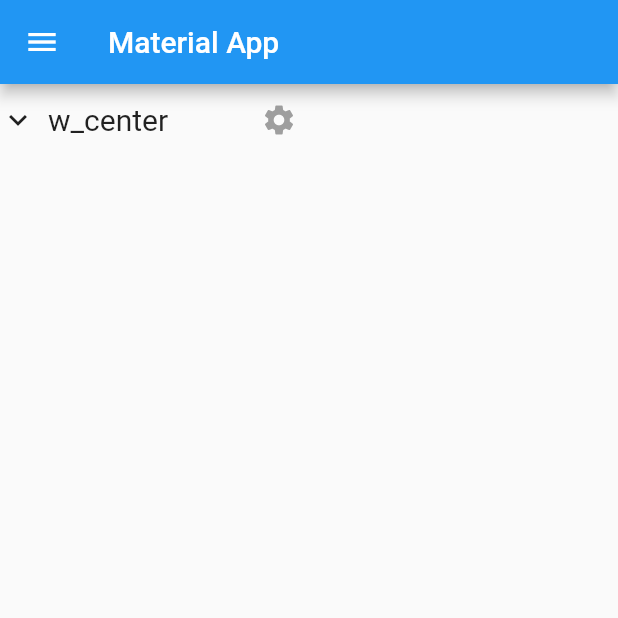
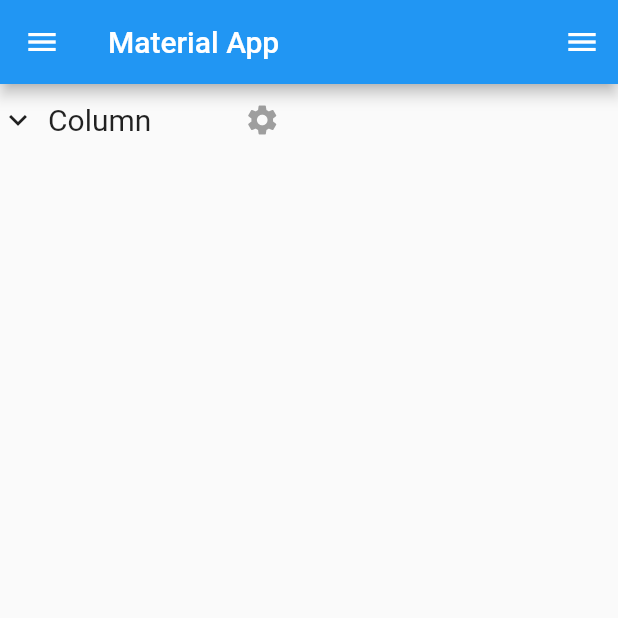
Before and after one commit to vel-jack/material_app, a Flutter app: the screen it shows after launch, on a phone screen of 412 x 824 dp, the top half of it. Run offline on Flutter 3.47's test engine with Material 2 defaults, Android fonts, the phone set to English and light mode, and no system bars; our stand-ins replace get.

Commit message:
dynamic tiles

```diff
--- a/lib/main.dart
+++ b/lib/main.dart
@@ -1,7 +1,10 @@
 import 'package:flutter/material.dart';
+import 'package:get/get.dart';
+import 'package:material_app/props_controller.dart';
 import 'package:material_app/views/home.dart';
 
 void main() {
+  Get.put(PropsController());
   runApp(const MyApp());
 }
 
--- a/lib/utils/constants.dart
+++ b/lib/utils/constants.dart
@@ -1,5 +1,8 @@
 import 'package:flutter/material.dart';
+import 'package:material_app/props_controller.dart';
 
 const textGrey = TextStyle(fontSize: 20, color: Colors.grey);
 const textNormal = TextStyle(fontSize: 20);
 const textGreen = TextStyle(fontSize: 20, color: Colors.green);
+
+PropsController propsController = PropsController.instance;
--- a/lib/utils/node_widgets.dart
+++ b/lib/utils/node_widgets.dart
@@ -1,6 +1,7 @@
 // ignore_for_file: sized_box_for_whitespace
 
 import 'package:flutter/material.dart';
+import 'package:material_app/utils/constants.dart';
 import 'package:material_app/widgets/node_tile.dart';
 
 Widget mapToWidget(Map<String, dynamic> data) {
@@ -72,8 +73,11 @@ List<NodeTile> getChildrenNodeTile(
   String path,
   context,
 ) {
-  return List.generate(listMap.length,
-      (index) => mapToNodeTile(listMap[index], '$path.$index.', context));
+  return List.generate(listMap.length, (index) {
+    final nodePath =
+        listMap.length > 1 ? '$path.children.$index.' : '$path.child.';
+    return mapToNodeTile(listMap[index], nodePath, context);
+  });
   // return listMap.map((e) => mapToNodeTile(e, path, context)).toList();
   // return [];
 }
@@ -81,17 +85,21 @@ List<NodeTile> getChildrenNodeTile(
 NodeTile mapToNodeTile(Map<String, dynamic> map, String parentPath, context) {
   final node = map[map.keys.first];
   final haveChild = node.containsKey('child') || node.containsKey('children');
+
   return NodeTile(
-    title: map.keys.first,
+    title: node['name'],
     path: '$parentPath${map.keys.first}',
+    icon: map.keys.first == 'w_text' ? Icons.title : null,
     onPropsClicked: (path) {
-      // debugPrint(path);
+      propsController.propPath.value = path;
       // Scaffold.of(context).openDrawer();
     },
     children: haveChild
         ? node.containsKey('child')
-            ? getChildrenNodeTile([node['child']], map.keys.first, context)
-            : getChildrenNodeTile(node['children'], map.keys.first, context)
+            ? getChildrenNodeTile(
+                [node['child']], '$parentPath${map.keys.first}', context)
+            : getChildrenNodeTile(
+                node['children'], '$parentPath${map.keys.first}', context)
         : [],
   );
 }
--- a/lib/views/home.dart
+++ b/lib/views/home.dart
@@ -1,26 +1,61 @@
 import 'dart:math';
 
 import 'package:flutter/material.dart';
+import 'package:get/state_manager.dart';
 import 'package:material_app/utils/constants.dart';
 import 'package:material_app/utils/node_widgets.dart';
 import 'package:material_app/utils/utils.dart';
 
 final data = {
-  'w_center': {
+  'l_column': {
+    'name': 'Column',
     'children': [
       {
         'w_text': {
+          'name': 'Text',
           'text': 'Helo',
         }
       },
       {
         'w_text': {
+          'name': 'Text',
           'text': 'Hola',
         }
       },
       {
         'w_text': {
+          'name': 'Text',
           'text': 'Bye',
+        }
+      },
+      {
+        'l_center': {
+          'name': 'Center',
+          'child': {
+            'w_text': {
+              'name': 'Text',
+              'text': 'Hello there!',
+            }
+          }
+        }
+      },
+      {
+        'l_row': {
+          'name': 'Row',
+          'children': [
+            {
+              'w_text': {
+                'name': 'Text',
+                'text': 'Long Nested 1',
+              },
+            },
+            {
+              'w_text': {
+                'name': 'Text',
+                'text': 'Long Nested 2',
+              },
+            }
+          ]
         }
       }
     ]
@@ -48,6 +83,23 @@ class _HomePageState extends State<HomePage> {
             : Text(pages[currentPage]),
       ),
       drawer: buildDrawer(context),
+      endDrawer: Drawer(
+        child: Obx(() {
+          return propsController.props.isNotEmpty
+              ? ListView.builder(
+                  itemCount: propsController.props.length,
+                  itemBuilder: (BuildContext context, int index) {
+                    final node = propsController.props[index];
+                    return ListTile(
+                      title: Text(node['name']),
+                    );
+                  },
+                )
+              : Container(
+                  color: Colors.red,
+                );
+        }),
+      ),
       body: Builder(builder: (context) {
         return mapToNodeTile(data, '', context);
       }),
--- a/lib/widgets/node_tile.dart
+++ b/lib/widgets/node_tile.dart
@@ -7,11 +7,13 @@ class NodeTile extends StatefulWidget {
     required this.title,
     required this.path,
     this.onPropsClicked,
+    this.icon,
     this.children = const [],
   }) : super(key: key);
   final String title;
   final List<NodeTile> children;
   final String path;
+  final IconData? icon;
   final ValueChanged<String>? onPropsClicked;
 
   @override
@@ -65,7 +67,7 @@ class _NodeTileState extends State<NodeTile>
                         child: Icon(
                           widget.children.isNotEmpty
                               ? Icons.expand_more
-                              : Icons.accessibility,
+                              : widget.icon ?? Icons.accessibility,
                         ),
                       ),
                       Padding(
```
Also changed, not shown: lib/props_controller.dart (added, +30 -0 lines), lib/test.dart (added, +38 -0 lines).
